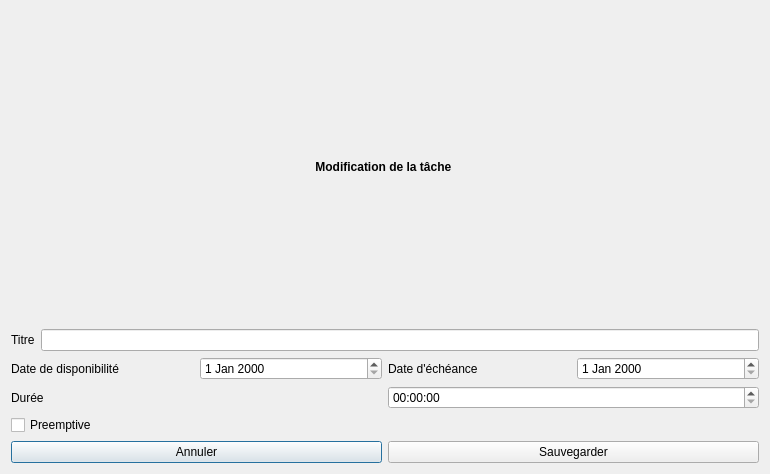
First picture: the form in Code source/ProjectCalendar/tacheeditor.ui, repository SteveLagache/LO21-ProjectCalendarV2, before the edit.
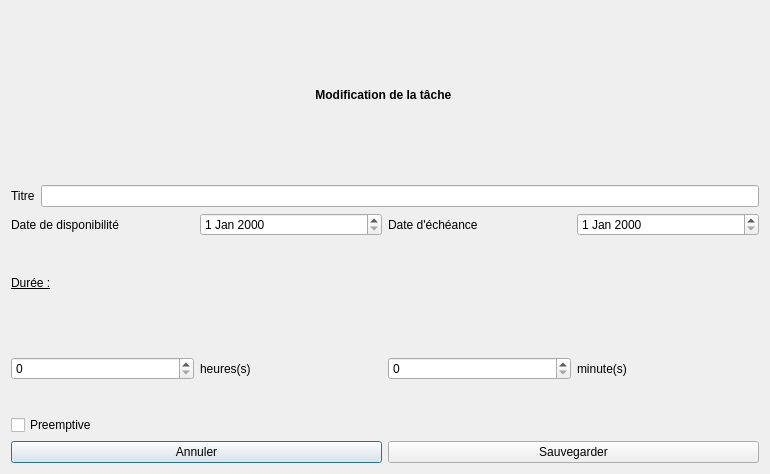
Second picture: the form after the edit.

```diff
--- a/Code source/ProjectCalendar/tacheeditor.ui
+++ b/Code source/ProjectCalendar/tacheeditor.ui
@@ -15,6 +15,8 @@
   </property>
   <layout class="QVBoxLayout" name="verticalLayout_2">
    <item>
+    <layout class="QVBoxLayout" name="verticalLayout">
+     <item>
     <widget class="QLabel" name="label_fenetre">
      <property name="font">
       <font>
@@ -30,6 +32,8 @@
      </property>
     </widget>
    </item>
+    </layout>
+   </item>
    <item>
     <layout class="QHBoxLayout" name="horizontalLayout_2">
      <item>
@@ -69,19 +73,47 @@
     </layout>
    </item>
    <item>
-    <layout class="QHBoxLayout" name="horizontalLayout_5">
+    <layout class="QVBoxLayout" name="verticalLayout_3">
      <item>
       <widget class="QLabel" name="label_duree">
+       <property name="font">
+        <font>
+         <weight>50</weight>
+         <bold>false</bold>
+         <underline>true</underline>
+        </font>
+       </property>
        <property name="inputMethodHints">
         <set>Qt::ImhNone</set>
        </property>
        <property name="text">
-        <string>Durée</string>
+        <string>Durée :</string>
        </property>
       </widget>
      </item>
      <item>
-      <widget class="QTimeEdit" name="editDuree"/>
+      <layout class="QHBoxLayout" name="horizontalLayout_5">
+       <item>
+        <widget class="QSpinBox" name="editDureeHeures"/>
+       </item>
+       <item>
+        <widget class="QLabel" name="label_heures">
+         <property name="text">
+          <string>heures(s)</string>
+         </property>
+        </widget>
+       </item>
+       <item>
+        <widget class="QSpinBox" name="editDureeMinutes"/>
+       </item>
+       <item>
+        <widget class="QLabel" name="label_minutes">
+         <property name="text">
+          <string>minute(s)</string>
+         </property>
+        </widget>
+       </item>
+      </layout>
      </item>
     </layout>
    </item>
```
Lines whose indentation alone changed are shown as unchanged.
